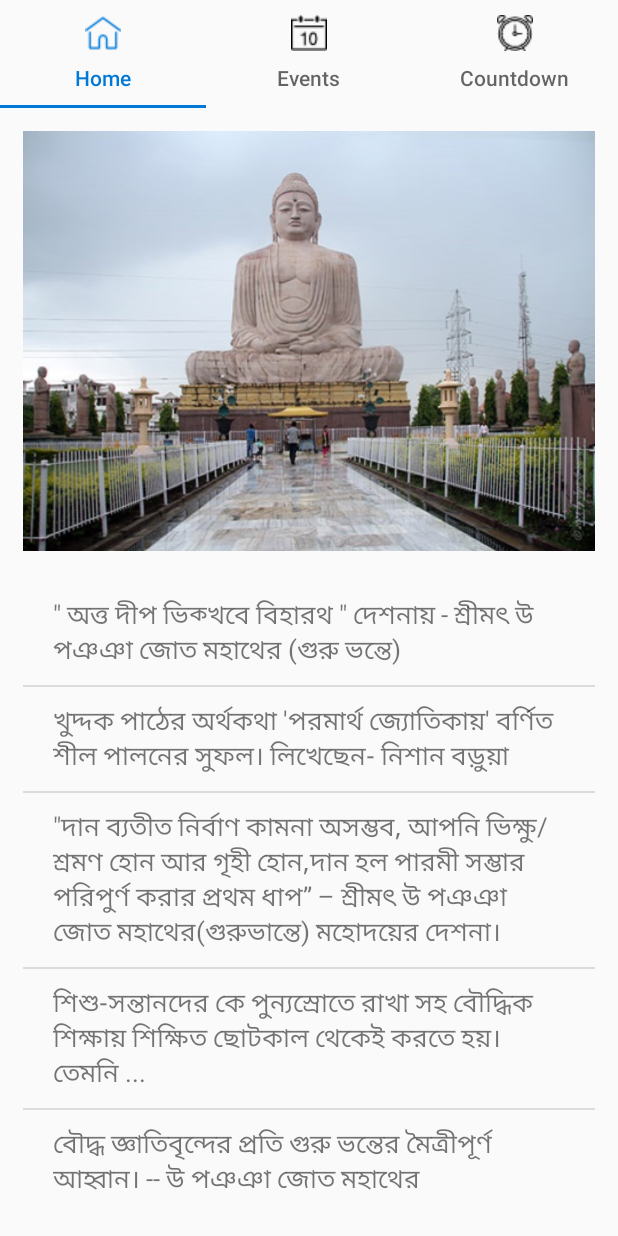
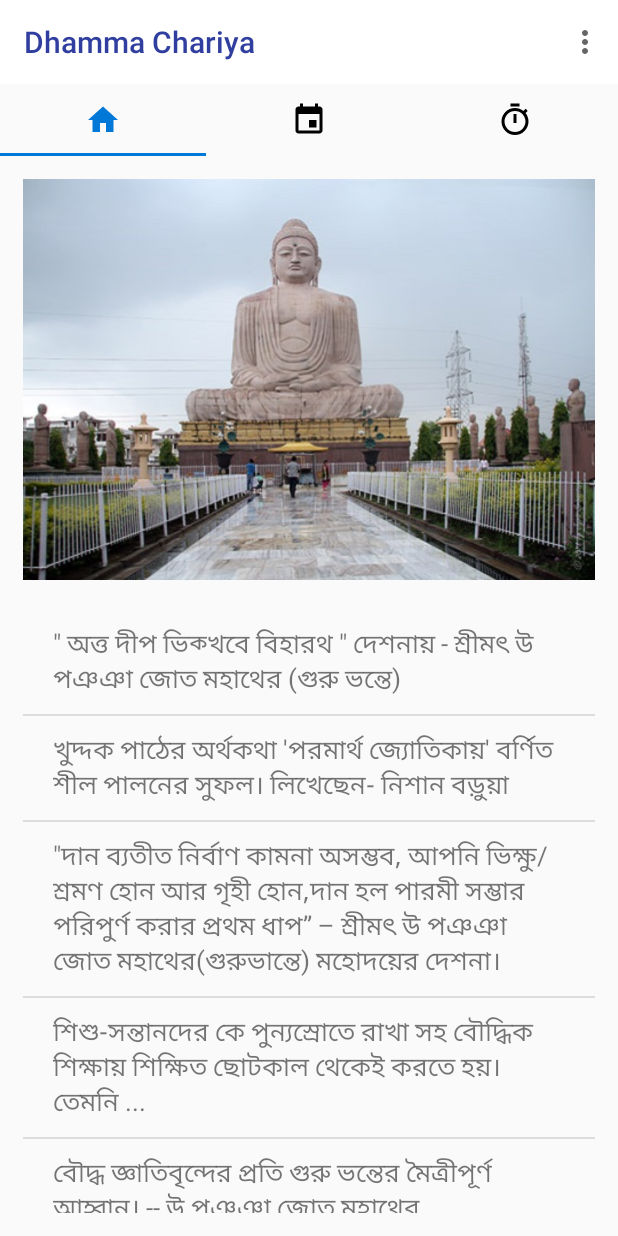
Before and after one commit to BijohnRoy7/Dhamma, an Android app: the screen it shows after launch (MainActivity), on a phone screen of 412 x 824 dp. Run offline under Robolectric (Android 15) with nearby library versions, the phone set to English and light mode, and no system bars; our stand-ins replace Firebase (no records; nobody signed in at launch, a user with empty details on screens opened directly), Volley; libraries missing offline, so code that uses them is left out: com.prolificinteractive.materialcalendarview, hotchemi.android.rate; 6 statements that could not run were skipped.

Commit message:
Commit 4

```diff
--- a/app/build.gradle
+++ b/app/build.gradle
@@ -26,6 +26,7 @@ dependencies {
     implementation 'com.prolificinteractive:material-calendarview:1.4.2'
     implementation 'com.android.support:support-v4:27.1.1'
     implementation 'com.android.support:design:27.1.1'
+    implementation 'com.github.hotchemi:android-rate:1.0.1'
 
     implementation 'com.google.firebase:firebase-firestore:11.8.0'
     implementation 'com.google.firebase:firebase-messaging:11.8.0'
--- a/app/src/main/java/invenz/example/bijohn/dhamma/activities/MainActivity.java
+++ b/app/src/main/java/invenz/example/bijohn/dhamma/activities/MainActivity.java
@@ -1,5 +1,6 @@
 package invenz.example.bijohn.dhamma.activities;
 
+import android.content.Intent;
 import android.content.SharedPreferences;
 import android.graphics.PorterDuff;
 import android.support.design.widget.TabLayout;
@@ -7,7 +8,11 @@ import android.support.v4.content.ContextCompat;
 import android.support.v4.view.ViewPager;
 import android.support.v7.app.AppCompatActivity;
 import android.os.Bundle;
+import android.support.v7.widget.Toolbar;
 import android.util.Log;
+import android.view.Menu;
+import android.view.MenuInflater;
+import android.view.MenuItem;
 import android.widget.Toast;
 
 import com.android.volley.AuthFailureError;
@@ -23,6 +28,7 @@ import org.json.JSONObject;
 import java.util.HashMap;
 import java.util.Map;
 
+import hotchemi.android.rate.AppRate;
 import invenz.example.bijohn.dhamma.R;
 import invenz.example.bijohn.dhamma.adapters.ViewPageCustomAdapter;
 import invenz.example.bijohn.dhamma.fragments.CountdownFragment;
@@ -42,6 +48,9 @@ public class MainActivity extends AppCompatActivity {
     protected void onCreate(Bundle savedInstanceState) {
         super.onCreate(savedInstanceState);
         setContentView(R.layout.activity_main);
+
+        Toolbar toolbar = findViewById(R.id.idMyAppBar);
+        setSupportActionBar(toolbar);
 
         myTabLayout = findViewById(R.id.idTablayout_mainActivity);
         myViewPager = findViewById(R.id.idViewPager_mainActivity);
@@ -83,7 +92,69 @@ public class MainActivity extends AppCompatActivity {
             }
         });
 
+
+        /*###                    Rate app codes                                ####*/
+        AppRate.with(this)
+                .setInstallDays(1)
+                .setLaunchTimes(3)
+                .setRemindInterval(2)
+                .monitor();
+        AppRate.showRateDialogIfMeetsConditions(this);
+
     }
+
+
+    /*############### ActionBar ###################*/
+    @Override
+    public boolean onCreateOptionsMenu(Menu menu) {
+
+        MenuInflater menuInflater = getMenuInflater();
+        menuInflater.inflate(R.menu.menu, menu);
+
+        return super.onCreateOptionsMenu(menu);
+    }
+
+
+    @Override
+    public boolean onOptionsItemSelected(MenuItem item) {
+
+        switch (item.getItemId()){
+
+            case R.id.idShare:
+
+
+                try {
+                    Intent i = new Intent(Intent.ACTION_SEND);
+                    i.setType("text/plain");
+                    i.putExtra(Intent.EXTRA_SUBJECT, "Movie Go");
+                    String sAux = "\nLet me recommend you this application\n\n";
+                    sAux = sAux + "https://play.google.com/store/apps/details?id=invenz.example.bijohn.dhamma \n\n"; /*###### PLAYSTORE lINK ######*/
+                    i.putExtra(Intent.EXTRA_TEXT, sAux);
+                    startActivity(Intent.createChooser(i, "choose one"));
+
+                } catch(Exception e) {
+                    //e.toString();
+                    Log.d(TAG, "onOptionsItemSelected (MainActivity): "+e);
+                }
+
+                //Toast.makeText(this, "Share app", Toast.LENGTH_SHORT).show();
+
+                break;
+
+            case R.id.idExit:
+                finish();
+                //Toast.makeText(this, "Exit", Toast.LENGTH_SHORT).show();
+                break;
+
+
+        }
+
+        return super.onOptionsItemSelected(item);
+    }
+    /*#########################################*/
+
+
+
 
 
     /*###                     Storing Token into server                  ###*/
@@ -151,12 +222,18 @@ public class MainActivity extends AppCompatActivity {
 
     /*###################### SETTING UP Tabs IN THE Tablayout ########################*/
     private void setUpMyTabs() {
-        TabLayout.Tab tab = myTabLayout.getTabAt(0).setIcon(R.drawable.home_icon).setText("Home");
+        //TabLayout.Tab tab = myTabLayout.getTabAt(0).setIcon(R.drawable.home_icon).setText("Home");
+        TabLayout.Tab tab = myTabLayout.getTabAt(0).setIcon(R.drawable.ic_home_black_24dp);
         int tabIconColor = ContextCompat.getColor(MainActivity.this, R.color.tabChange);
         tab.getIcon().setColorFilter(tabIconColor, PorterDuff.Mode.SRC_IN);
+/*
 
         myTabLayout.getTabAt(1).setIcon(R.drawable.event_icon).setText("Events");
         myTabLayout.getTabAt(2).setIcon(R.drawable.countdown_icon).setText("Countdown");
+*/
+
+        myTabLayout.getTabAt(1).setIcon(R.drawable.ic_event_black_24dp);
+        myTabLayout.getTabAt(2).setIcon(R.drawable.ic_timer_black_24dp);
     }
 
 }
--- /dev/null
+++ b/app/src/main/res/drawable/ic_event_black_24dp.xml
@@ -0,0 +1,9 @@
+<vector xmlns:android="http://schemas.android.com/apk/res/android"
+        android:width="24dp"
+        android:height="24dp"
+        android:viewportWidth="24.0"
+        android:viewportHeight="24.0">
+    <path
+        android:fillColor="#FF000000"
+        android:pathData="M17,12h-5v5h5v-5zM16,1v2L8,3L8,1L6,1v2L5,3c-1.11,0 -1.99,0.9 -1.99,2L3,19c0,1.1 0.89,2 2,2h14c1.1,0 2,-0.9 2,-2L21,5c0,-1.1 -0.9,-2 -2,-2h-1L18,1h-2zM19,19L5,19L5,8h14v11z"/>
+</vector>
--- /dev/null
+++ b/app/src/main/res/drawable/ic_home_black_24dp.xml
@@ -0,0 +1,9 @@
+<vector xmlns:android="http://schemas.android.com/apk/res/android"
+        android:width="24dp"
+        android:height="24dp"
+        android:viewportWidth="24.0"
+        android:viewportHeight="24.0">
+    <path
+        android:fillColor="#FF000000"
+        android:pathData="M10,20v-6h4v6h5v-8h3L12,3 2,12h3v8z"/>
+</vector>
--- /dev/null
+++ b/app/src/main/res/drawable/ic_timer_black_24dp.xml
@@ -0,0 +1,9 @@
+<vector xmlns:android="http://schemas.android.com/apk/res/android"
+        android:width="24dp"
+        android:height="24dp"
+        android:viewportWidth="24.0"
+        android:viewportHeight="24.0">
+    <path
+        android:fillColor="#FF000000"
+        android:pathData="M15,1L9,1v2h6L15,1zM11,14h2L13,8h-2v6zM19.03,7.39l1.42,-1.42c-0.43,-0.51 -0.9,-0.99 -1.41,-1.41l-1.42,1.42C16.07,4.74 14.12,4 12,4c-4.97,0 -9,4.03 -9,9s4.02,9 9,9 9,-4.03 9,-9c0,-2.12 -0.74,-4.07 -1.97,-5.61zM12,20c-3.87,0 -7,-3.13 -7,-7s3.13,-7 7,-7 7,3.13 7,7 -3.13,7 -7,7z"/>
+</vector>
--- a/app/src/main/res/layout/activity_main.xml
+++ b/app/src/main/res/layout/activity_main.xml
@@ -7,6 +7,9 @@
     tools:context=".activities.MainActivity"
     android:orientation="vertical">
 
+    <include
+        android:id="@+id/idMyAppBar"
+        layout="@layout/mytoolbar" />
 
     <android.support.design.widget.TabLayout
         android:id="@+id/idTablayout_mainActivity"
--- /dev/null
+++ b/app/src/main/res/layout/mytoolbar.xml
@@ -0,0 +1,12 @@
+<?xml version="1.0" encoding="utf-8"?>
+<android.support.v7.widget.Toolbar xmlns:android="http://schemas.android.com/apk/res/android"
+    android:layout_width="match_parent"
+    android:layout_height="wrap_content"
+    xmlns:app="http://schemas.android.com/apk/res-auto"
+
+    android:theme="@style/CustomToolBarStyle"
+    app:popupTheme="@style/CustomPopupStyle"
+    app:titleTextColor="@color/colorPrimaryDark"
+    >
+
+</android.support.v7.widget.Toolbar>
--- /dev/null
+++ b/app/src/main/res/menu/menu.xml
@@ -0,0 +1,19 @@
+<?xml version="1.0" encoding="utf-8"?>
+<menu xmlns:android="http://schemas.android.com/apk/res/android"
+    xmlns:app="http://schemas.android.com/apk/res-auto">
+
+    <item
+        android:id="@+id/idShare"
+        android:title="Share App"
+        app:showAsAction="never"
+        />
+
+    <item
+        android:id="@+id/idExit"
+        android:title="Exit"
+        app:showAsAction="never"
+        />
+
+
+
+</menu>
--- a/app/src/main/res/values/colors.xml
+++ b/app/src/main/res/values/colors.xml
@@ -6,4 +6,7 @@
     <color name="tabChange">#0078D7</color>
     <color name="tabUnselected">#000000</color>
 
+    <color name="colorWhiteTransparent">#80ffffff</color>
+    <color name="colorWhite">#ffffff</color>
+
 </resources>
--- a/app/src/main/res/values/strings.xml
+++ b/app/src/main/res/values/strings.xml
@@ -1,5 +1,5 @@
 <resources>
-    <string name="app_name">Dhamma</string>
+    <string name="app_name">Dhamma Chariya</string>
 
     <!-- TODO: Remove or change this placeholder text -->
     <string name="hello_blank_fragment">Hello blank fragment</string>
--- a/app/src/main/res/values/styles.xml
+++ b/app/src/main/res/values/styles.xml
@@ -17,4 +17,18 @@
     </style>
 
 
+    <!-- Customize your theme here. -->
+    <style name="CustomToolBarStyle" parent="Theme.AppCompat.Light.NoActionBar">
+        <item name="android:background">#ffffff</item>
+    </style>
+
+
+    <!-- Menu item Theme. -->
+    <style name="CustomPopupStyle" parent="Theme.AppCompat.Light.NoActionBar">
+        <item name="android:background">#ffffff</item>
+        <item name="overlapAnchor">false</item>
+        <item name="android:dropDownVerticalOffset">-4dp</item>
+    </style>
+
+
 </resources>
```
